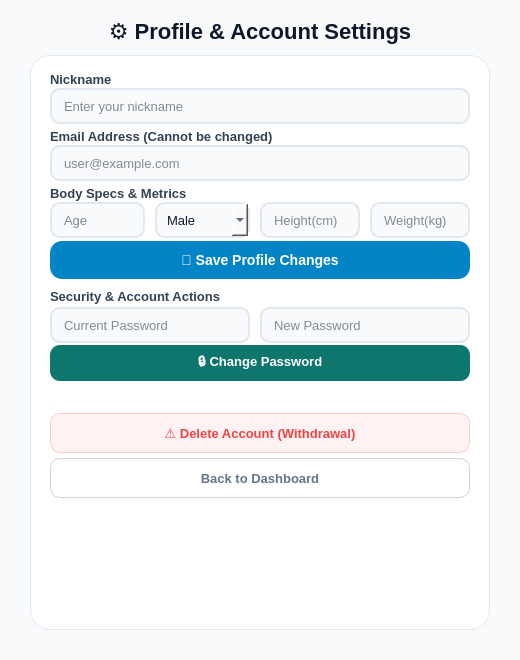
Above: GUI/FitHelper/profileSettings.ui from sesac-robotics/aiot_repo_2 before the change. Below: the same form after it.
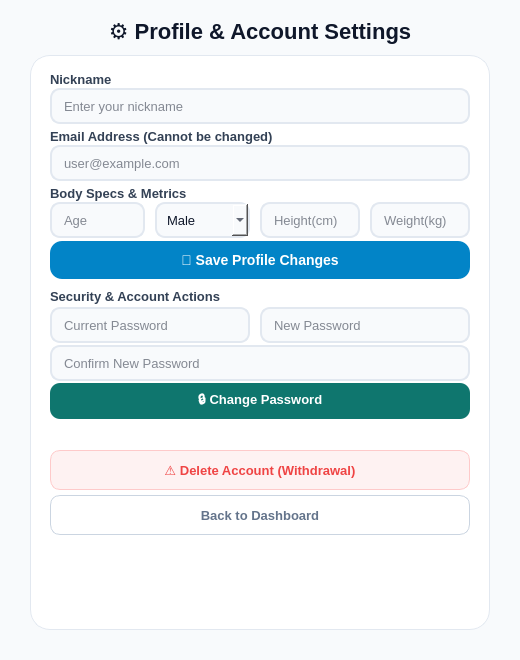
That is the form after the change.

```diff
--- a/GUI/FitHelper/profileSettings.ui
+++ b/GUI/FitHelper/profileSettings.ui
@@ -110,27 +110,32 @@
      <property name="echoMode"><enum>QLineEdit::Password</enum></property>
      <property name="placeholderText"><string>New Password</string></property>
     </widget>
+    <widget class="QLineEdit" name="editConfirmNewPassword">
+     <property name="geometry"><rect><x>20</x><y>290</y><width>420</width><height>32</height></rect></property>
+     <property name="echoMode"><enum>QLineEdit::Password</enum></property>
+     <property name="placeholderText"><string>Confirm New Password</string></property>
+    </widget>
     <widget class="QPushButton" name="changePasswordButton">
-     <property name="geometry"><rect><x>20</x><y>290</y><width>420</width><height>36</height></rect></property>
+     <property name="geometry"><rect><x>20</x><y>328</y><width>420</width><height>36</height></rect></property>
      <property name="text"><string>🔒 Change Password</string></property>
     </widget>
 
     <!-- 에러 메시지 라벨 -->
     <widget class="QLabel" name="errorMsgLabel">
-     <property name="geometry"><rect><x>20</x><y>333</y><width>420</width><height>20</height></rect></property>
+     <property name="geometry"><rect><x>20</x><y>370</y><width>420</width><height>20</height></rect></property>
      <property name="text"><string></string></property>
      <property name="alignment"><set>Qt::AlignCenter</set></property>
     </widget>
 
     <!-- 5. 회원 탈퇴 버튼 -->
     <widget class="QPushButton" name="deleteAccountButton">
-     <property name="geometry"><rect><x>20</x><y>358</y><width>420</width><height>38</height></rect></property>
+     <property name="geometry"><rect><x>20</x><y>395</y><width>420</width><height>38</height></rect></property>
      <property name="text"><string>⚠️ Delete Account (Withdrawal)</string></property>
     </widget>
 
     <!-- 6. 대시보드로 돌아가기 버튼 -->
     <widget class="QPushButton" name="backDashboardButton">
-     <property name="geometry"><rect><x>20</x><y>403</y><width>420</width><height>38</height></rect></property>
+     <property name="geometry"><rect><x>20</x><y>440</y><width>420</width><height>38</height></rect></property>
      <property name="text"><string>Back to Dashboard</string></property>
     </widget>
 
```
